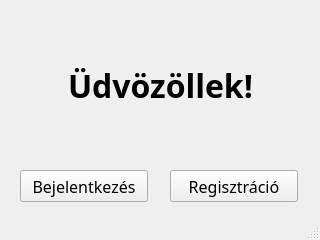
Before: the Qt Designer form src/main/resources/ui/default/welcomeScreen.ui in pkristof1999/Szakdolgozat, drawn with Qt 5.
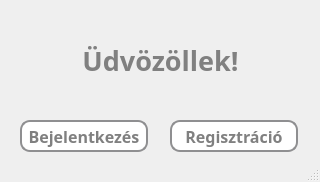
After: the same form once the commit is applied.

```diff
--- a/src/main/resources/ui/default/welcomeScreen.ui
+++ b/src/main/resources/ui/default/welcomeScreen.ui
@@ -7,7 +7,7 @@
     <x>0</x>
     <y>0</y>
     <width>320</width>
-    <height>240</height>
+    <height>182</height>
    </rect>
   </property>
   <property name="windowTitle">
@@ -17,44 +17,21 @@
    <string notr="true"/>
   </property>
   <widget class="QWidget" name="centralwidget">
-   <widget class="QPushButton" name="loginButton">
+   <widget class="QWidget" name="widget" native="true">
     <property name="geometry">
      <rect>
-      <x>20</x>
-      <y>170</y>
-      <width>128</width>
-      <height>32</height>
+      <x>0</x>
+      <y>0</y>
+      <width>321</width>
+      <height>161</height>
      </rect>
     </property>
-    <property name="font">
-     <font>
-      <family>Corbel</family>
-      <pointsize>12</pointsize>
-     </font>
+    <property name="styleSheet">
+     <string notr="true">* {
+    font-size: 16px;
+    font-weight: bold;
+}</string>
     </property>
-    <property name="text">
-     <string>Bejelentkezés</string>
-    </property>
-   </widget>
-   <widget class="QPushButton" name="registerButton">
-    <property name="geometry">
-     <rect>
-      <x>170</x>
-      <y>170</y>
-      <width>128</width>
-      <height>32</height>
-     </rect>
-    </property>
-    <property name="font">
-     <font>
-      <family>Corbel</family>
-      <pointsize>12</pointsize>
-     </font>
-    </property>
-    <property name="text">
-     <string>Regisztráció</string>
-    </property>
-   </widget>
    <widget class="QLabel" name="welcomeLabel">
     <property name="enabled">
      <bool>true</bool>
@@ -62,15 +39,15 @@
     <property name="geometry">
      <rect>
       <x>70</x>
-      <y>30</y>
+       <y>20</y>
       <width>181</width>
-      <height>110</height>
+       <height>81</height>
      </rect>
     </property>
     <property name="font">
      <font>
       <family>Corbel</family>
-      <pointsize>24</pointsize>
+       <pointsize>20</pointsize>
       <bold>true</bold>
      </font>
     </property>
@@ -78,7 +55,10 @@
      <enum>Qt::LeftToRight</enum>
     </property>
     <property name="styleSheet">
-     <string notr="true"/>
+      <string notr="true">* {
+	font-size: 20pt;
+	color: grey;
+}</string>
     </property>
     <property name="frameShape">
      <enum>QFrame::NoFrame</enum>
@@ -95,6 +75,73 @@
     <property name="alignment">
      <set>Qt::AlignCenter</set>
     </property>
+    </widget>
+    <widget class="QPushButton" name="loginButton">
+     <property name="geometry">
+      <rect>
+       <x>20</x>
+       <y>120</y>
+       <width>128</width>
+       <height>32</height>
+      </rect>
+     </property>
+     <property name="font">
+      <font>
+       <family>Corbel</family>
+       <pointsize>-1</pointsize>
+       <bold>true</bold>
+      </font>
+     </property>
+     <property name="styleSheet">
+      <string notr="true">* {
+	background-color: white;
+	border: 2px solid #8f8f91;
+	border-radius: 10px;
+	color: grey;
+}
+
+*:hover {
+	background-color: rgb(120, 120, 220);
+	color: white;
+}</string>
+     </property>
+     <property name="text">
+      <string>Bejelentkezés</string>
+     </property>
+    </widget>
+    <widget class="QPushButton" name="registerButton">
+     <property name="geometry">
+      <rect>
+       <x>170</x>
+       <y>120</y>
+       <width>128</width>
+       <height>32</height>
+      </rect>
+     </property>
+     <property name="font">
+      <font>
+       <family>Corbel</family>
+       <pointsize>-1</pointsize>
+       <bold>true</bold>
+      </font>
+     </property>
+     <property name="styleSheet">
+      <string notr="true">* {
+	background-color: white;
+	border: 2px solid #8f8f91;
+	border-radius: 10px;
+	color: grey;
+}
+
+*:hover {
+	background-color: rgb(120, 120, 220);
+	color: white;
+}</string>
+     </property>
+     <property name="text">
+      <string>Regisztráció</string>
+     </property>
+    </widget>
    </widget>
   </widget>
   <widget class="QStatusBar" name="statusbar"/>
```
Lines whose indentation alone changed are shown as unchanged.
